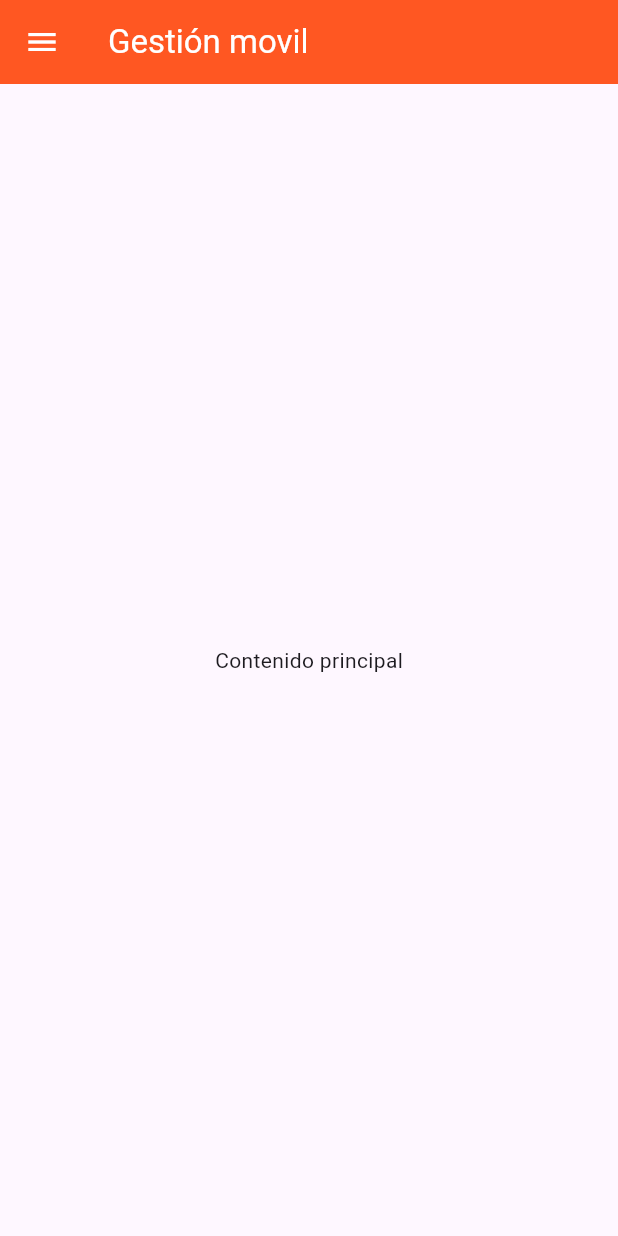
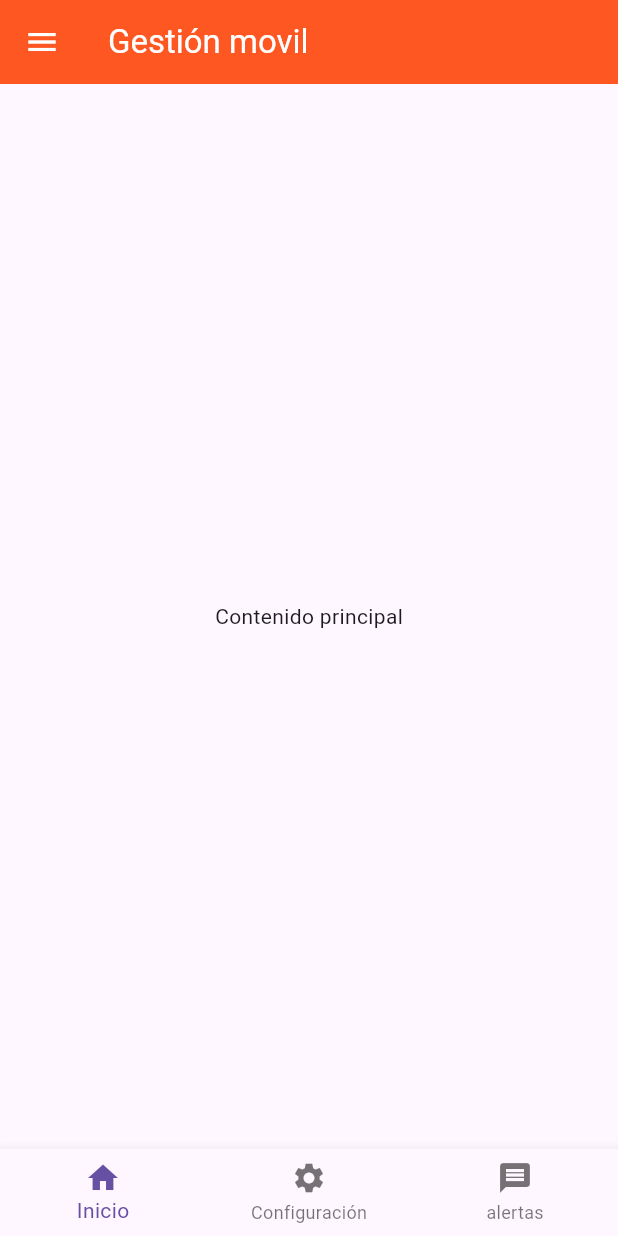
Before and after one commit to frederick23141/Flutter_Code, a Flutter app: the Inicio screen opened directly, on a phone screen of 412 x 824 dp. Run offline on Flutter 3.47's test engine with Material 3 defaults, Android fonts, the light colour scheme and no system bars.

Commit message:
creacion de buttonnavigationbar con setstate para cambiar entre paginas

```diff
--- a/curso_app/lib/pages/cartera.dart
+++ b/curso_app/lib/pages/cartera.dart
@@ -1,7 +1,7 @@
 import 'package:curso_app/pages/components/carteracomponent.dart';
 import 'package:curso_app/pages/components/carteradetallecomponent.dart';
 import 'package:flutter/material.dart';
-import 'package:curso_app/pages/navmenu.dart';
+import 'package:curso_app/pages/components/navmenu.dart';
 import 'package:curso_app/pages/routelist.dart';
 import 'package:curso_app/pages/components/ruteuser.dart';
 
--- /dev/null
+++ b/curso_app/lib/pages/components/bottonmenu.dart
@@ -0,0 +1,28 @@
+import 'package:flutter/material.dart';
+
+class BottonMenu extends StatelessWidget {
+  final int selectedIndex;
+  final Function(int) onItemTapped;
+
+  const BottonMenu({
+    Key? key,
+    required this.selectedIndex,
+    required this.onItemTapped,
+  }) : super(key: key);
+
+  @override
+  Widget build(BuildContext context) {
+    return BottomNavigationBar(
+      currentIndex: selectedIndex,
+      onTap: onItemTapped,
+      items: const [
+        BottomNavigationBarItem(icon: Icon(Icons.home), label: "Inicio"),
+        BottomNavigationBarItem(
+          icon: Icon(Icons.settings),
+          label: "Configuración",
+        ),
+        BottomNavigationBarItem(icon: Icon(Icons.message), label: "alertas"),
+      ],
+    );
+  }
+}
--- a/curso_app/lib/pages/principal.dart
+++ b/curso_app/lib/pages/principal.dart
@@ -1,5 +1,6 @@
+import 'package:curso_app/pages/components/bottonmenu.dart';
 import 'package:flutter/material.dart';
-import 'package:curso_app/pages/navmenu.dart';
+import 'package:curso_app/pages/components/navmenu.dart';
 import 'package:curso_app/pages/models/empresa.dart';
 import 'package:curso_app/pages/models/persona.dart';
 
@@ -34,6 +35,7 @@ class Inicio extends StatefulWidget {
 class _HomeState extends State<Inicio> {
   //llamamos la clase empresa par ausarla desde api
   Empresa empresa = Empresa("sic", "", 0);
+  int _selectedIndex = 0;
   //lista
   List<Persona> personas = [
     Persona("Andrea", "gonzzalez", "1232123"),
@@ -57,6 +59,14 @@ class _HomeState extends State<Inicio> {
           // Aquí insertas el widget personalizado
         ),
         body: Center(child: Text("Contenido principal")),
+        bottomNavigationBar: BottonMenu(
+          selectedIndex: _selectedIndex,
+          onItemTapped: (int index) {
+            setState(() {
+              _selectedIndex = index;
+            });
+          },
+        ),
       ),
     );
   }
--- a/curso_app/lib/pages/routelist.dart
+++ b/curso_app/lib/pages/routelist.dart
@@ -1,5 +1,5 @@
 import 'package:flutter/material.dart';
-import 'package:curso_app/pages/navmenu.dart';
+import 'package:curso_app/pages/components/navmenu.dart';
 import 'package:curso_app/pages/routelist.dart';
 import 'package:curso_app/pages/components/ruteuser.dart';
 
--- a/curso_app/lib/pages/userlist.dart
+++ b/curso_app/lib/pages/userlist.dart
@@ -1,5 +1,5 @@
 import 'package:flutter/material.dart';
-import 'package:curso_app/pages/navmenu.dart';
+import 'package:curso_app/pages/components/navmenu.dart';
 import 'package:curso_app/pages/userlist.dart';
 import 'package:curso_app/pages/components/cardclient.dart';
 
```
Also changed, not shown: curso_app/lib/pages/components/navmenu.dart (renamed from curso_app/lib/pages/navmenu.dart).
